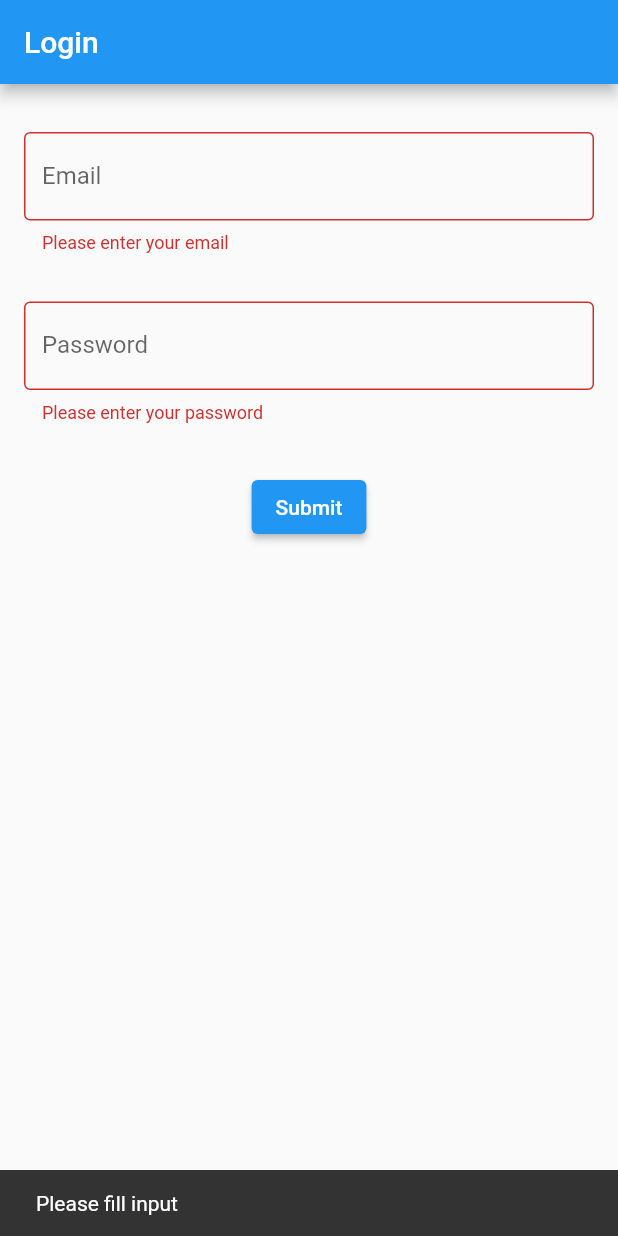
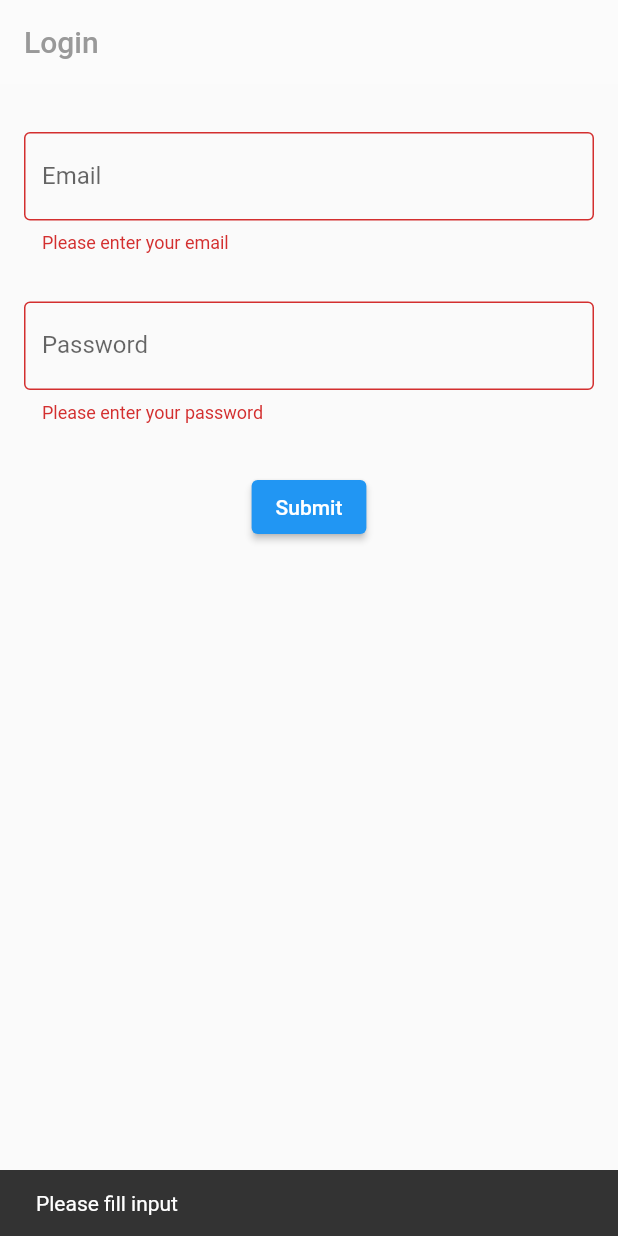
Before and after one commit to mrgThang/Balance-Life, a Flutter app: the screen it shows after launch, after a tap on "Submit", on a phone screen of 412 x 824 dp. Run offline on Flutter 3.47's test engine with Material 2 defaults, Android fonts, the phone set to English and light mode, and no system bars; our stand-ins replace camera, iconly, image_cropper.

```diff
--- a/lib/main.dart
+++ b/lib/main.dart
@@ -1,21 +1,48 @@
 import 'package:flutter/material.dart';
 import 'package:app/screens/login_page.dart';
+import 'package:camera/camera.dart';
+import 'package:app/utils/constants.dart';
 
-void main() {
-  runApp(const MyApp());
+Future<void> main() async {
+  WidgetsFlutterBinding.ensureInitialized();
+  final cameras = await availableCameras();
+  final firstCamera = cameras.first;
+
+  runApp(MyApp(camera: firstCamera));
 }
 
 class MyApp extends StatelessWidget {
-  const MyApp({super.key});
+  MyApp({super.key, required this.camera});
+
+  final CameraDescription camera;
+
+  final Map<int, Color> color = {
+    50: const Color.fromRGBO(4, 131, 184, .1),
+    100: const Color.fromRGBO(4, 131, 184, .2),
+    200: const Color.fromRGBO(4, 131, 184, .3),
+    300: const Color.fromRGBO(4, 131, 184, .4),
+    400: const Color.fromRGBO(4, 131, 184, .5),
+    500: const Color.fromRGBO(4, 131, 184, .6),
+    600: const Color.fromRGBO(4, 131, 184, .7),
+    700: const Color.fromRGBO(4, 131, 184, .8),
+    800: const Color.fromRGBO(4, 131, 184, .9),
+    900: const Color.fromRGBO(4, 131, 184, 1),
+  };
 
   @override
   Widget build(BuildContext context) {
     return MaterialApp(
       title: 'Flutter Demo',
       theme: ThemeData(
-        primarySwatch: Colors.blue,
-      ),
-      home: const LoginPage(title: 'Login'),
+          // primarySwatch: MaterialColor(APP_COLORS.GRAY, color),
+          primarySwatch: Colors.blue,
+          appBarTheme: const AppBarTheme(
+            elevation: 0.0,
+            backgroundColor: Colors.white10,
+            iconTheme: IconThemeData(color: Color(APP_COLORS.GRAY)),
+            foregroundColor: Color(APP_COLORS.GRAY),
+          )),
+      home: LoginPage(title: 'Login', camera: camera),
     );
   }
 }
--- a/lib/screens/login_page.dart
+++ b/lib/screens/login_page.dart
@@ -1,11 +1,13 @@
+import 'package:camera/camera.dart';
 import 'package:flutter/material.dart';
 
 import 'control_page.dart';
 
 class LoginPage extends StatefulWidget {
-  const LoginPage({super.key, required this.title});
+  const LoginPage({super.key, required this.title, required this.camera});
 
   final String title;
+  final CameraDescription camera;
 
   @override
   State<LoginPage> createState() => _LoginPage();
@@ -69,7 +71,7 @@ class _LoginPage extends State<LoginPage> {
                         Navigator.push(
                           context,
                           MaterialPageRoute(
-                              builder: (context) => const ControlPage()),
+                              builder: (context) => ControlPage(camera: widget.camera)),
                         );
                       } else {
                         ScaffoldMessenger.of(context).showSnackBar(
--- a/lib/utils/constants.dart
+++ b/lib/utils/constants.dart
@@ -0,0 +1,5 @@
+
+class APP_COLORS {
+  static const int GREEN = 0xff91C788;
+  static const int GRAY = 0xff999999;
+}
```
Also changed, not shown: lib/screens/camera_page.dart (deleted, +0 -20 lines), lib/screens/control_page.dart (+38 -11 lines), lib/screens/create_screens/camera_page.dart (added, +152 -0 lines), lib/screens/create_screens/create_food_page.dart (added, +166 -0 lines), pubspec.yaml (+8 -0 lines), lib/screens/create_screens/edit_ingredients_page.dart (added), pubspec.lock, 2 other files.
